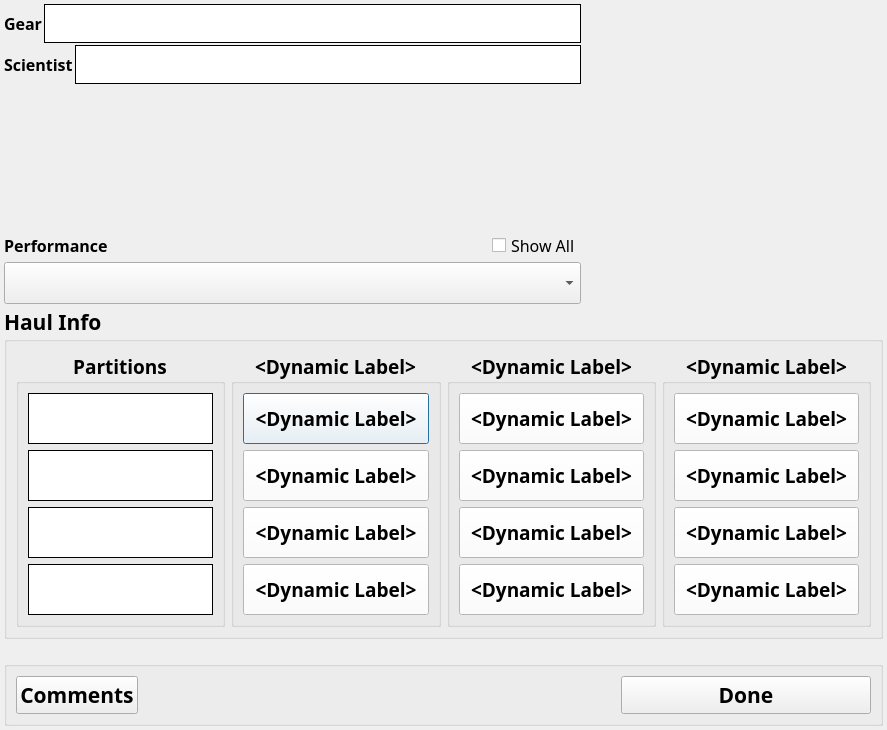
Above: ui/CLAMSHaul.ui from aliciabillings-noaa/CLAMS before the change. Below: the same form after it.
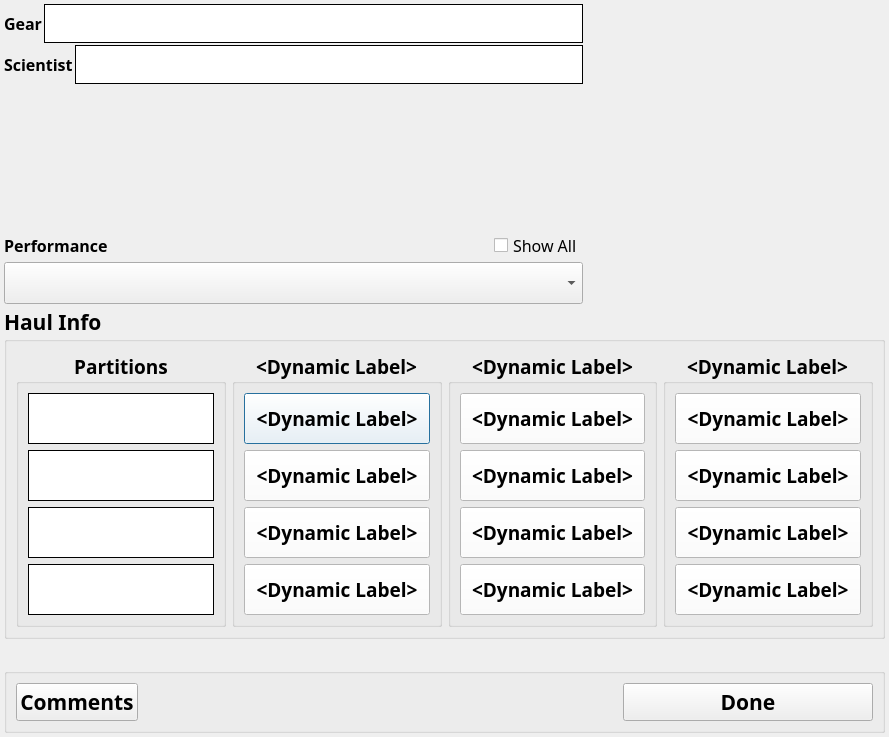
That is the form after the change.

```diff
--- a/ui/CLAMSHaul.ui
+++ b/ui/CLAMSHaul.ui
@@ -9,8 +9,8 @@
    <rect>
     <x>0</x>
     <y>0</y>
-    <width>887</width>
-    <height>730</height>
+    <width>889</width>
+    <height>737</height>
    </rect>
   </property>
   <property name="sizePolicy">
```
